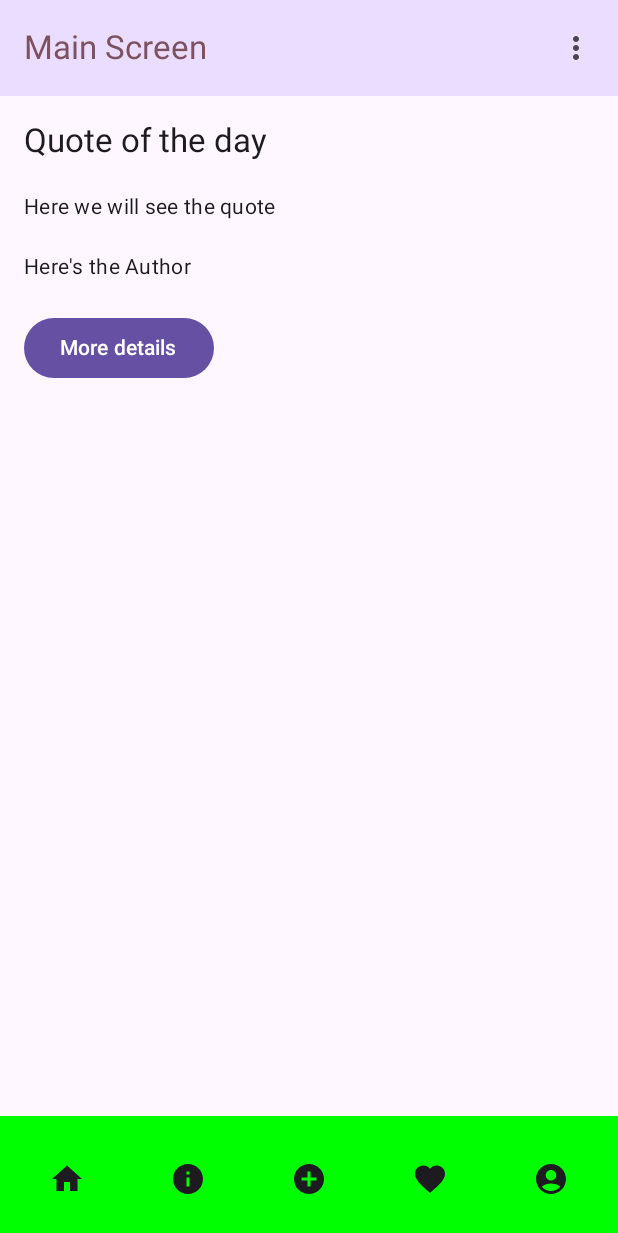
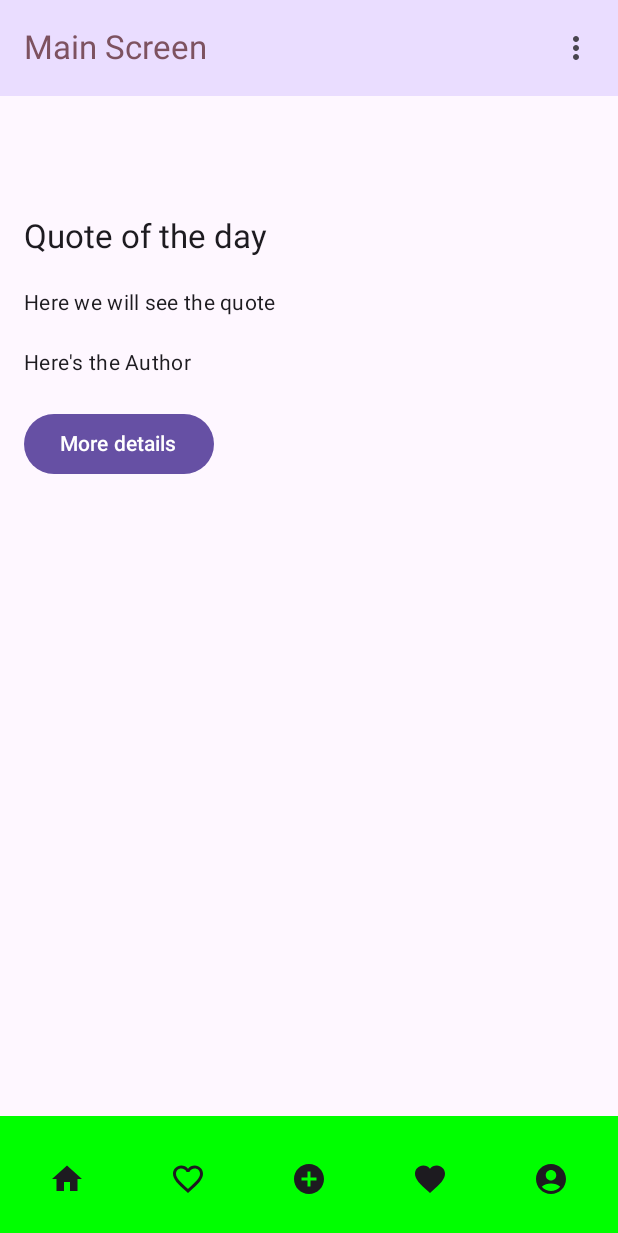
Before and after one commit to xtinabru/QuoteKa, an Android app built with Jetpack Compose: the screen it shows after launch (MainActivity), on a phone screen of 412 x 824 dp. Shown: the top 1233 px of the screen. Run offline under Robolectric (Android 15) with nearby library versions, the phone set to English and light mode, and no system bars.

Commit message:
feat: Add navigation

```diff
--- a/app/src/main/java/com/example/quotekaapplication/ui/theme/composables/BottomBar.kt
+++ b/app/src/main/java/com/example/quotekaapplication/ui/theme/composables/BottomBar.kt
@@ -5,8 +5,10 @@ import androidx.compose.material.icons.filled.AccountCircle
 import androidx.compose.material.icons.filled.Add
 import androidx.compose.material.icons.filled.AddCircle
 import androidx.compose.material.icons.filled.Favorite
+import androidx.compose.material.icons.filled.FavoriteBorder
 import androidx.compose.material.icons.filled.Home
 import androidx.compose.material.icons.filled.Info
+import androidx.compose.material.icons.filled.List
 import androidx.compose.material3.BottomAppBar
 import androidx.compose.material3.Icon
 import androidx.compose.material3.IconButton
@@ -34,7 +36,7 @@ fun BottomBar(navController: NavController) {
                     Icon(imageVector = Icons.Filled.Home, contentDescription = "Home")
                 }
                 IconButton(onClick = { navController.navigate("categories") }) {
-                    Icon(imageVector = Icons.Filled.Info, contentDescription = "Categories")
+                    Icon(imageVector = Icons.Filled.FavoriteBorder, contentDescription = "Categories")
                 }
 
                 IconButton(onClick = { navController.navigate("add_quote") }) {
--- a/app/src/main/java/com/example/quotekaapplication/ui/theme/composables/ScaffoldApp.kt
+++ b/app/src/main/java/com/example/quotekaapplication/ui/theme/composables/ScaffoldApp.kt
@@ -1,12 +1,17 @@
 
 import androidx.compose.foundation.layout.fillMaxSize
+import androidx.compose.foundation.layout.padding
 import androidx.compose.material3.Scaffold
 import androidx.compose.runtime.Composable
 import androidx.compose.ui.Modifier
 import androidx.navigation.compose.NavHost
 import androidx.navigation.compose.composable
 import androidx.navigation.compose.rememberNavController
+import com.example.quotekaapplication.ui.theme.screens.AddQuoteScreen
+import com.example.quotekaapplication.ui.theme.screens.CategoriesScreen
+import com.example.quotekaapplication.ui.theme.screens.FavoriteScreen
 import com.example.quotekaapplication.ui.theme.screens.MainScreen
+import com.example.quotekaapplication.ui.theme.screens.ProfileScreen
 import com.example.quotekaapplication.ui.theme.screens.QuoteInfo
 import com.example.quotekaapplication.ui.theme.screens.SettingsScreen
 
@@ -23,11 +28,16 @@ fun ScaffoldApp() {
 
             NavHost(
                 navController = navController,
-                startDestination = "home"
+                startDestination = "home",
+                modifier = Modifier.padding(paddingValues)
             ) {
                 composable(route = "home")  { MainScreen(navController, paddingValues) }
+                composable("categories") { CategoriesScreen() }
+                composable("add_quote") { AddQuoteScreen() }
                 composable(route = "info")  { QuoteInfo(navController, paddingValues) }
+                composable("favorite") { FavoriteScreen() }
                 composable(route = "settings")  { SettingsScreen(navController, paddingValues) }
+                composable("profile") { ProfileScreen() }
             }
         },
         bottomBar = { BottomBar(navController) }
```
Also changed, not shown: app/src/main/java/com/example/quotekaapplication/ui/theme/screens/AddQuoteScreen.kt (added, +9 -0 lines), app/src/main/java/com/example/quotekaapplication/ui/theme/screens/CategoriesScreen.kt (added, +9 -0 lines), app/src/main/java/com/example/quotekaapplication/ui/theme/screens/FavoriteScreen.kt (added, +9 -0 lines), app/src/main/java/com/example/quotekaapplication/ui/theme/screens/ProfileScreen.kt (added, +9 -0 lines).
